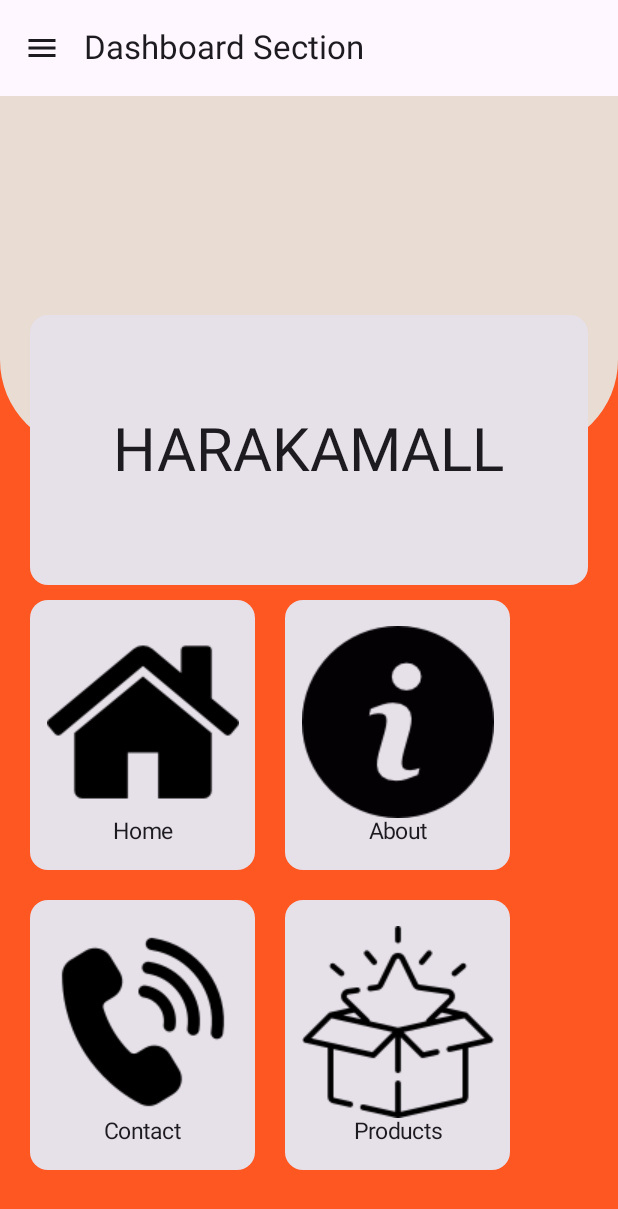
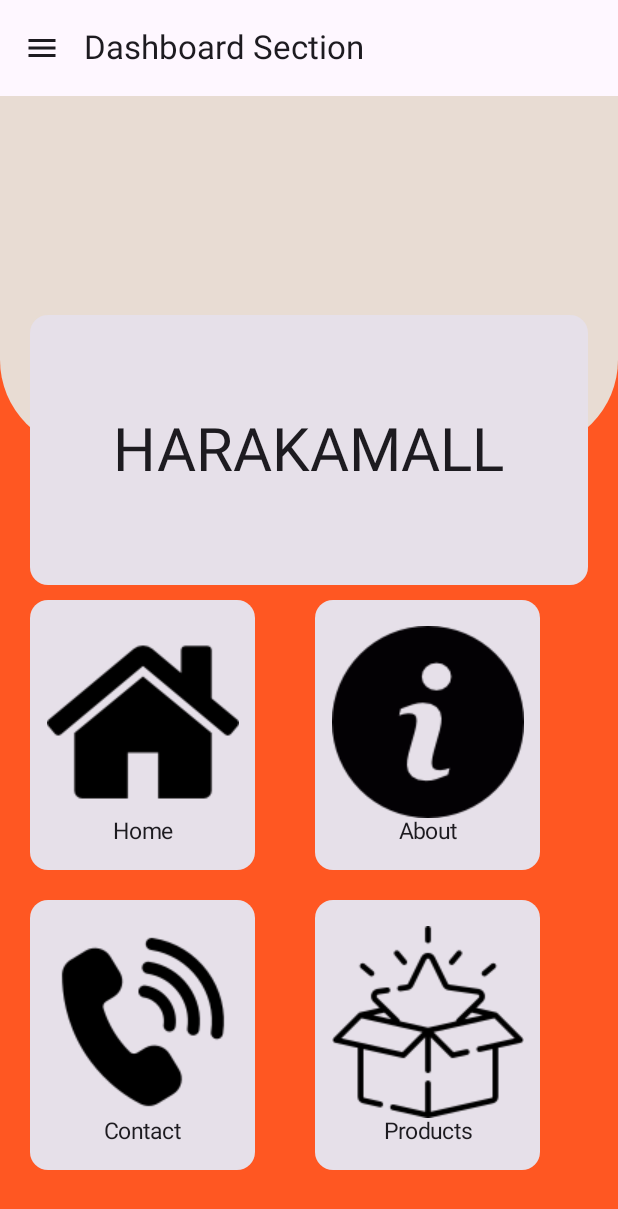
Before and after one commit to Don25422/Android, an Android app built with Jetpack Compose: the DashboardScreen screen opened through its navigation route, on a phone screen of 412 x 824 dp. Shown: the top 1209 px of the screen. Run offline under Robolectric (Android 15) with nearby library versions, the phone set to English and light mode, and no system bars.

Commit message:
fourth commit

```diff
--- a/app/src/main/java/com/navigation/AppNavHost.kt
+++ b/app/src/main/java/com/navigation/AppNavHost.kt
@@ -12,6 +12,7 @@ import com.nyokabi.harakamall.ui.screens.Home.HomeScreen
 import com.nyokabi.harakamall.ui.screens.dashboard.DashboardScreen
 import com.nyokabi.harakamall.ui.screens.intent.IntentScreen
 import com.nyokabi.harakamall.ui.screens.items.ItemScreen
+import com.nyokabi.harakamall.ui.screens.service.ServiceScreen
 import com.nyokabi.harakamall.ui.screens.start.StartScreen
 
 @Composable
@@ -46,6 +47,9 @@ fun AppNavHost(
         composable(ROUT_DASHBOARD) {
             DashboardScreen(navController)
         }
+        composable(ROUT_SERVICE) {
+            ServiceScreen(navController)
+        }
 
     }
 }
--- a/app/src/main/java/com/navigation/Routes.kt
+++ b/app/src/main/java/com/navigation/Routes.kt
@@ -6,3 +6,4 @@ const val ROUT_ITEM = "item"
 const val ROUT_START = "start"
 const val ROUT_INTENT = "intent"
 const val ROUT_DASHBOARD = "dashboard"
+const val ROUT_SERVICE = "service"
--- a/app/src/main/java/com/nyokabi/harakamall/ui/screens/dashboard/DashboardScreen.kt
+++ b/app/src/main/java/com/nyokabi/harakamall/ui/screens/dashboard/DashboardScreen.kt
@@ -2,6 +2,7 @@ package com.nyokabi.harakamall.ui.screens.dashboard
 
 import androidx.compose.foundation.Image
 import androidx.compose.foundation.background
+import androidx.compose.foundation.clickable
 import androidx.compose.foundation.layout.Arrangement
 import androidx.compose.foundation.layout.Box
 import androidx.compose.foundation.layout.Column
@@ -13,7 +14,9 @@ import androidx.compose.foundation.layout.height
 import androidx.compose.foundation.layout.offset
 import androidx.compose.foundation.layout.padding
 import androidx.compose.foundation.layout.width
+import androidx.compose.foundation.rememberScrollState
 import androidx.compose.foundation.shape.RoundedCornerShape
+import androidx.compose.foundation.verticalScroll
 import androidx.compose.material.icons.Icons
 import androidx.compose.material.icons.filled.Menu
 import androidx.compose.material3.Card
@@ -46,7 +49,9 @@ import com.nyokabi.harakamall.ui.theme.newwhite
 @Composable
 fun DashboardScreen(navController: NavController){
     Column (modifier = Modifier
-        .fillMaxSize().background(neworange)
+        .fillMaxSize()
+        .background(neworange)
+        .verticalScroll(rememberScrollState())
     ){
 
         Box (){
@@ -97,9 +102,11 @@ fun DashboardScreen(navController: NavController){
         //Row1
         Row(modifier = Modifier.padding(start = 20.dp)) {
             //Card1
-            Card(modifier = Modifier.width(150.dp).height(180.dp), onClick = {
-                navController.navigate(ROUT_HOME)
-            }) {
+            Card(modifier = Modifier
+                .width(150.dp)
+                .height(180.dp)
+                .clickable{ navController.navigate(ROUT_HOME)}
+            ) {
                 Column (
                     modifier = Modifier.fillMaxSize(),
                     horizontalAlignment = Alignment.CenterHorizontally,
@@ -115,13 +122,15 @@ fun DashboardScreen(navController: NavController){
             }
             //End of card1
 
-            Spacer(modifier = Modifier.width(20.dp))
+            Spacer(modifier = Modifier.width(40.dp))
 
 
             //Card2
-            Card(modifier = Modifier.width(150.dp).height(180.dp), onClick = {
-                navController.navigate(ROUT_ABOUT)
-            }) {
+            Card(modifier = Modifier
+                .width(150.dp)
+                .height(180.dp)
+                .clickable{ navController.navigate(ROUT_ABOUT)}
+            ) {
                 Column (
                     modifier = Modifier.fillMaxSize(),
                     horizontalAlignment = Alignment.CenterHorizontally,
@@ -145,9 +154,12 @@ fun DashboardScreen(navController: NavController){
         //Row2
         Row(modifier = Modifier.padding(start = 20.dp)) {
             //Card1
-            Card(modifier = Modifier.width(150.dp).height(180.dp), onClick = {
-                navController.navigate(ROUT_INTENT)
-            }) {
+            Card(modifier = Modifier
+                .width(150.dp)
+                .height(180.dp)
+                .clickable{ navController.navigate(ROUT_INTENT)}
+
+            ) {
                 Column (
                     modifier = Modifier.fillMaxSize(),
                     horizontalAlignment = Alignment.CenterHorizontally,
@@ -163,13 +175,15 @@ fun DashboardScreen(navController: NavController){
             }
             //End of card1
 
-            Spacer(modifier = Modifier.width(20.dp))
+            Spacer(modifier = Modifier.width(40.dp))
 
 
             //Card2
-            Card(modifier = Modifier.width(150.dp).height(180.dp), onClick = {
-                navController.navigate(ROUT_ITEM)
-            }) {
+            Card(modifier = Modifier
+                .width(150.dp)
+                .height(180.dp)
+                .clickable{ navController.navigate(ROUT_ITEM)}
+            ) {
                 Column (
                     modifier = Modifier.fillMaxSize(),
                     horizontalAlignment = Alignment.CenterHorizontally,
```
Also changed, not shown: app/src/main/java/com/nyokabi/harakamall/ui/screens/contact/ContactScreen.kt (+151 -0 lines), app/src/main/java/com/nyokabi/harakamall/ui/screens/service/ServiceScreen.kt (added, +277 -0 lines).
